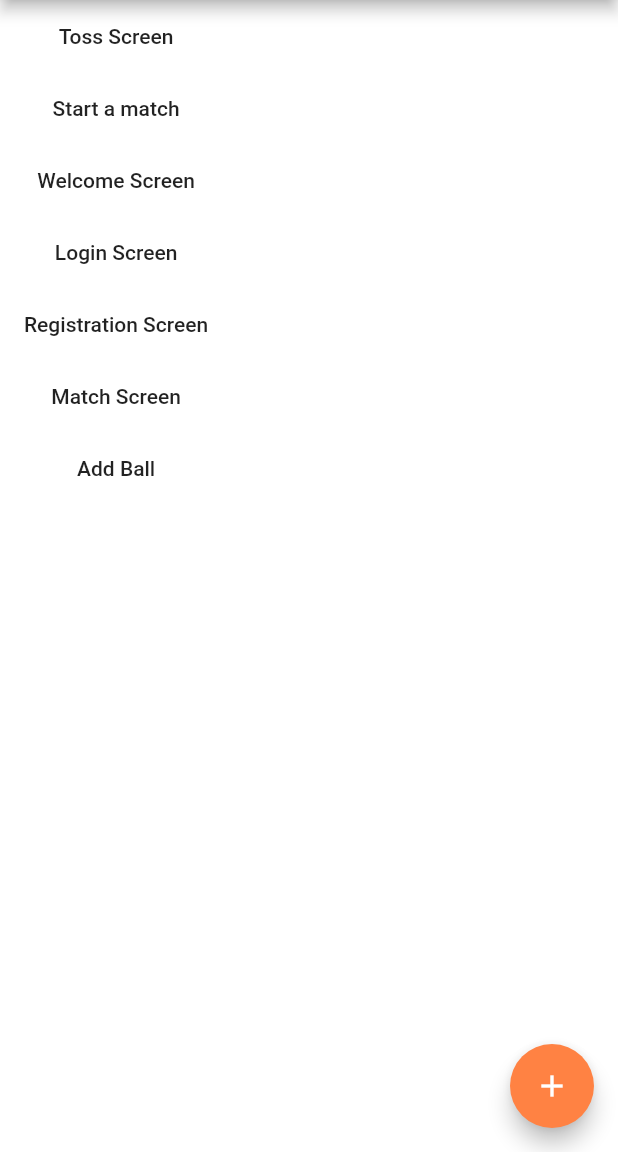
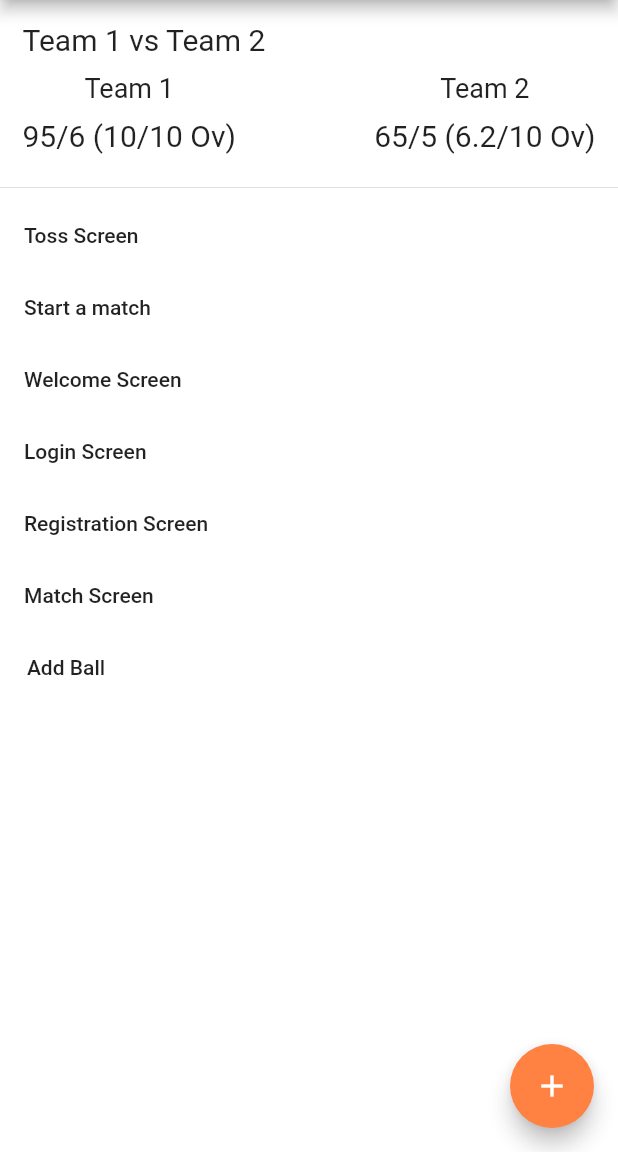
Before and after one commit to tejasmaramwar/my_cricket_info, a Flutter app: the screen it shows after launch, on a phone screen of 412 x 824 dp, the part 84-1236 px from its top. Run offline on Flutter 3.47's test engine with Material 2 defaults, Android fonts, the phone set to English and light mode, and no system bars.

Commit message:
Gesture detector

```diff
--- a/lib/home_screen.dart
+++ b/lib/home_screen.dart
@@ -14,7 +14,6 @@ class HomeScreen extends StatefulWidget {
 }
 
 class _HomeScreenState extends State<HomeScreen> {
-
   @override
   Widget build(BuildContext context) {
     return Scaffold(
@@ -42,7 +41,73 @@ class _HomeScreenState extends State<HomeScreen> {
         centerTitle: true,
       ),
       body: Column(
+        crossAxisAlignment: CrossAxisAlignment.start,
         children: [
+          Padding(
+            padding: const EdgeInsets.all(15.0),
+            child: GestureDetector(
+              child: Container(
+                child: Column(
+                  crossAxisAlignment: CrossAxisAlignment.start,
+                  children: [
+                    Text(
+                      'Team 1 vs Team 2',
+                      style: TextStyle(
+                        fontSize: 20.0,
+                      ),
+                    ),
+                    SizedBox(
+                      height: 10.0,
+                    ),
+                    Row(
+                      mainAxisAlignment: MainAxisAlignment.spaceBetween,
+                      children: [
+                        Column(
+                          children: const [
+                            Text(
+                              'Team 1',
+                              style: TextStyle(
+                                fontSize: 18.0,
+                              ),
+                            ),
+                            SizedBox(
+                              height: 10.0,
+                            ),
+                            Text(
+                              '95/6 (10/10 Ov)',
+                              style: TextStyle(
+                                fontSize: 20.0,
+                              ),
+                            ),
+                          ],
+                        ),
+                        Column(
+                          children: const [
+                            Text(
+                              'Team 2',
+                              style: TextStyle(
+                                fontSize: 18.0,
+                              ),
+                            ),
+                            SizedBox(
+                              height: 10.0,
+                            ),
+                            Text(
+                              '65/5 (6.2/10 Ov)',
+                              style: TextStyle(
+                                fontSize: 20.0,
+                              ),
+                            ),
+                          ],
+                        ),
+                      ],
+                    )
+                  ],
+                ),
+              ),
+            ),
+          ),
+          Divider(),
           MaterialButton(
             onPressed: () {
               Navigator.push(context,
```
